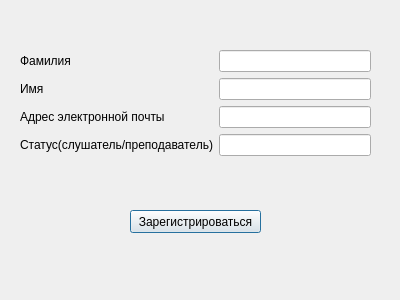
Before: the Qt Designer form 181-331_Furman/Lab1/registration.ui in Drawishe/Furman_semester2, drawn with Qt 5.
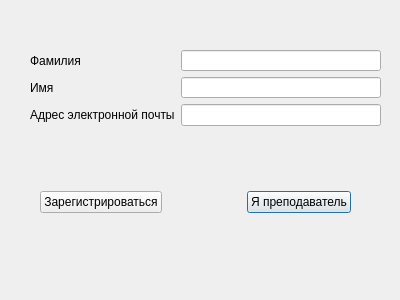
After: the same form once the commit is applied.

Diff of the .ui file:
```diff
--- a/181-331_Furman/Lab1/registration.ui
+++ b/181-331_Furman/Lab1/registration.ui
@@ -13,26 +13,13 @@
   <property name="windowTitle">
    <string>Dialog</string>
   </property>
-  <widget class="QPushButton" name="newRegButton">
-   <property name="geometry">
-    <rect>
-     <x>130</x>
-     <y>210</y>
-     <width>131</width>
-     <height>23</height>
-    </rect>
-   </property>
-   <property name="text">
-    <string>Зарегистрироваться</string>
-   </property>
-  </widget>
   <widget class="QWidget" name="layoutWidget">
    <property name="geometry">
     <rect>
-     <x>20</x>
+     <x>30</x>
      <y>50</y>
      <width>351</width>
-     <height>119</height>
+     <height>82</height>
     </rect>
    </property>
    <layout class="QFormLayout" name="formLayout">
@@ -79,18 +66,46 @@
      <widget class="QLineEdit" name="newEmail"/>
     </item>
     <item row="3" column="0">
-     <layout class="QHBoxLayout" name="horizontalLayout">
-      <item>
-       <widget class="QLabel" name="nStatus">
-        <property name="text">
-         <string>Статус(слушатель/преподаватель)</string>
-        </property>
-       </widget>
-      </item>
-     </layout>
+     <layout class="QHBoxLayout" name="horizontalLayout"/>
     </item>
-    <item row="3" column="1">
-     <widget class="QLineEdit" name="newStatus"/>
+   </layout>
+  </widget>
+  <widget class="QWidget" name="">
+   <property name="geometry">
+    <rect>
+     <x>40</x>
+     <y>190</y>
+     <width>311</width>
+     <height>25</height>
+    </rect>
+   </property>
+   <layout class="QGridLayout" name="gridLayout">
+    <item row="0" column="2">
+     <widget class="QPushButton" name="teacher">
+      <property name="text">
+       <string>Я преподаватель</string>
+      </property>
+     </widget>
+    </item>
+    <item row="0" column="0">
+     <widget class="QPushButton" name="newRegButton">
+      <property name="text">
+       <string>Зарегистрироваться</string>
+      </property>
+     </widget>
+    </item>
+    <item row="0" column="1">
+     <spacer name="horizontalSpacer">
+      <property name="orientation">
+       <enum>Qt::Horizontal</enum>
+      </property>
+      <property name="sizeHint" stdset="0">
+       <size>
+        <width>40</width>
+        <height>20</height>
+       </size>
+      </property>
+     </spacer>
     </item>
    </layout>
   </widget>
```
